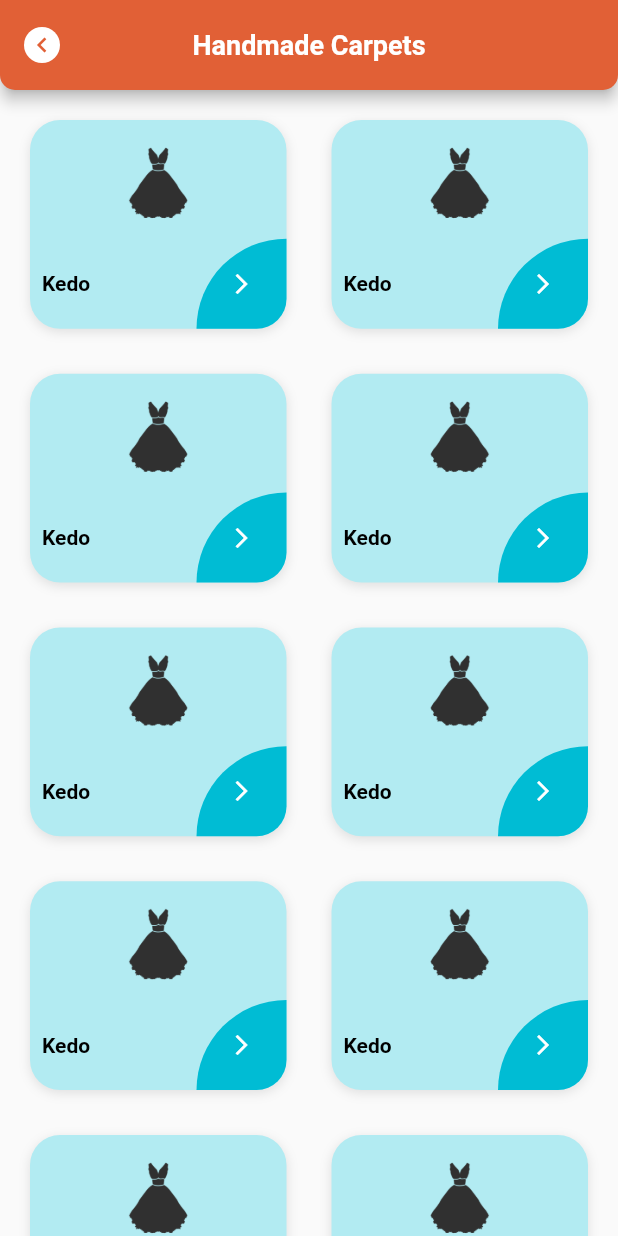
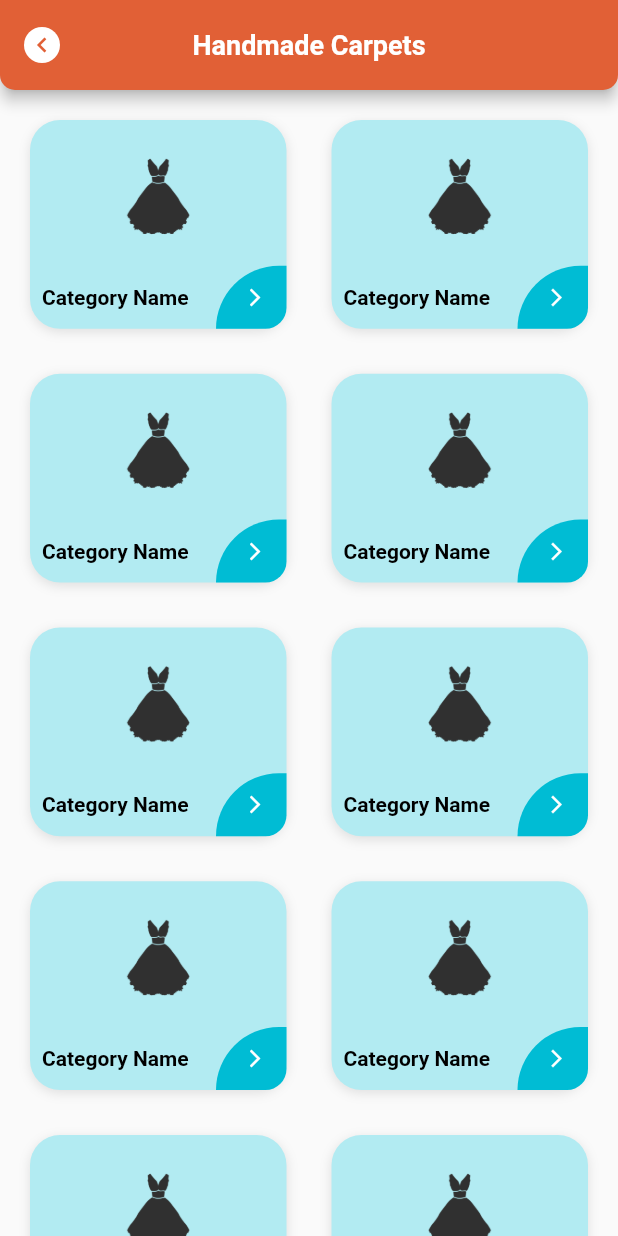
Before and after one commit to Moaaz121/flutter-api, a Flutter app: the SubCategoryScreen screen opened directly, on a phone screen of 412 x 824 dp. Run offline on Flutter 3.47's test engine with Material 2 defaults, Android fonts, the phone set to English and light mode, and no system bars; our stand-ins replace carousel_slider, device_preview, flutter_rating_bar, shared_preferences, smooth_page_indicator; missing offline and left inert: flutter_dropdown; accounts and stored records are empty; Roboto replaces fonts that are missing (Roboto-Bold).

Commit message:
sub category done

```diff
--- a/bawabtalsharq/lib/Screens/sub_category_screen.dart
+++ b/bawabtalsharq/lib/Screens/sub_category_screen.dart
@@ -11,7 +11,12 @@ class _SubCategoriesScreenState extends State<SubCategoryScreen> {
   @override
   Widget build(BuildContext context) {
     return Scaffold(
-      appBar: appBarBuilder(title: 'Handmade Carpets'),
+      appBar: appBarBuilder(
+        title: 'Handmade Carpets',
+        onBackPressed: () {
+          Navigator.of(context).pop();
+        },
+      ),
       body: GridView.builder(
           padding: EdgeInsets.all(10),
           itemCount: 20,
@@ -40,7 +45,7 @@ class _SubCategoriesScreenState extends State<SubCategoryScreen> {
                   ),
                   Image.asset(
                     dress_icon,
-                    width: MediaQuery.of(context).size.width * 0.14,
+                    width: MediaQuery.of(context).size.width * 0.15,
                   ),
                   Row(
                     mainAxisAlignment: MainAxisAlignment.spaceBetween,
@@ -55,22 +60,25 @@ class _SubCategoriesScreenState extends State<SubCategoryScreen> {
                                 style: TextStyle(
                                     color: Colors.black,
                                     fontWeight: FontWeight.bold),
-                                text: 'Kedo'),
+                                text: 'Category Name'),
                           ),
                         ),
                       ),
                       Container(
-                        padding: EdgeInsets.all(22),
                         decoration: BoxDecoration(
                             borderRadius: BorderRadius.only(
                               topLeft: Radius.circular(60),
                               bottomRight: Radius.circular(20),
                             ),
                             color: Colors.cyan),
-                        child: Icon(
-                          Icons.arrow_forward_ios,
-                          color: Colors.white,
-                          size: 16,
+                        child: Container(
+                          margin: EdgeInsetsDirectional.fromSTEB(5, 0, 0, 0),
+                          padding: EdgeInsets.all(14),
+                          child: Icon(
+                            Icons.arrow_forward_ios,
+                            color: Colors.white,
+                            size: 14,
+                          ),
                         ),
                       ),
                     ],
--- a/bawabtalsharq/lib/main.dart
+++ b/bawabtalsharq/lib/main.dart
@@ -10,6 +10,7 @@ import 'package:bawabtalsharq/Screens/request_for_qutation.dart';
 import 'package:bawabtalsharq/Screens/search/categories_filter_screen.dart';
 import 'package:bawabtalsharq/Screens/search/search_filter_screen.dart';
 import 'package:bawabtalsharq/Screens/search/search_result_screen.dart';
+import 'package:bawabtalsharq/Screens/sub_category_screen.dart';
 import 'package:bawabtalsharq/Screens/search/search_screen.dart';
 import 'package:bawabtalsharq/Screens/pricing/pricing_screen.dart';
 import 'package:bawabtalsharq/Screens/settings_screen.dart';
```
